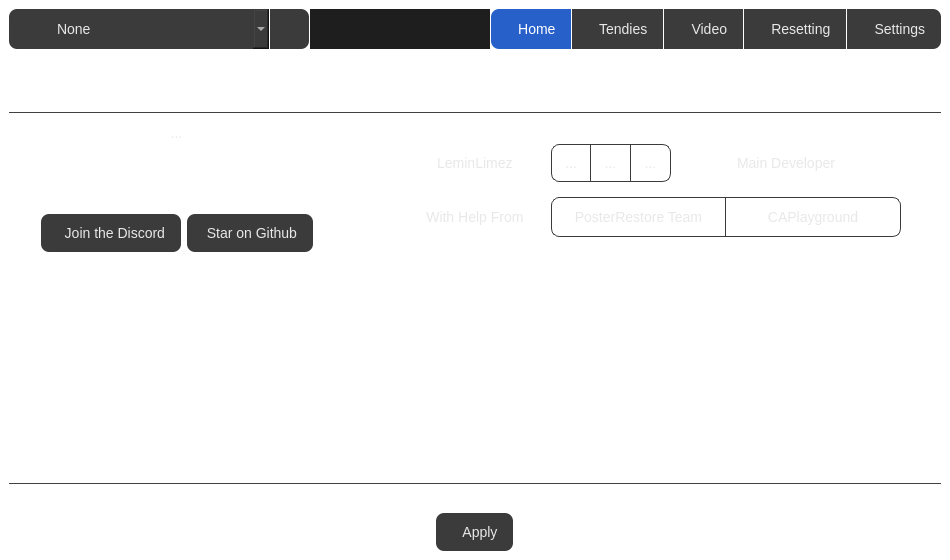
This is mainwindow.ui in leminlimez/Poster-Chef as Qt 5 draws it before an edit. The edited form follows.
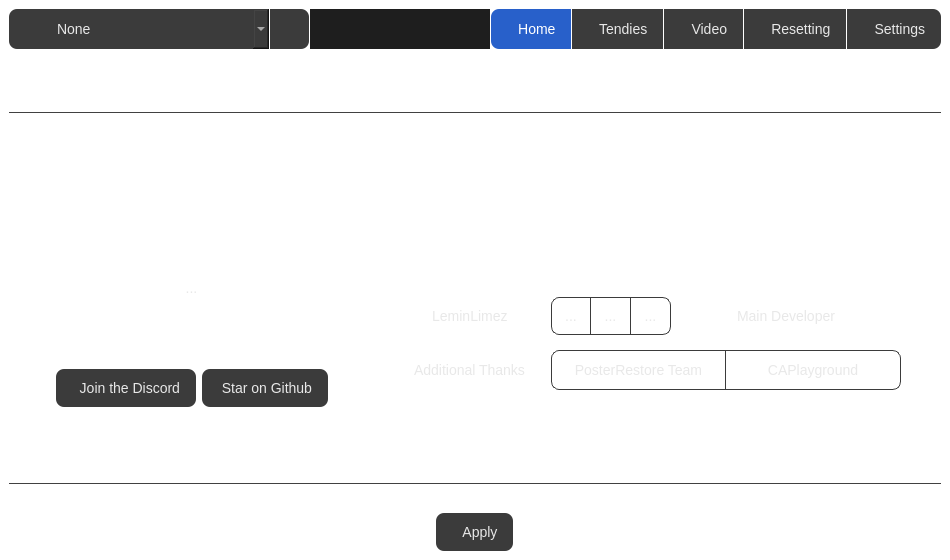
This is the edited form. The open tabs and pages were chosen to show the change. Icons and pictures are not drawn.

Commit message: rebrand to PosterChef + app icon

Patch:
```diff
--- a/mainwindow.ui
+++ b/mainwindow.ui
@@ -11,7 +11,7 @@
    </rect>
   </property>
   <property name="windowTitle">
-   <string>Poster Kitchen</string>
+   <string>Poster Chef</string>
   </property>
   <property name="styleSheet">
    <string notr="true">QWidget {
@@ -877,7 +877,7 @@
        <item>
         <widget class="QStackedWidget" name="pages">
          <property name="currentIndex">
-          <number>4</number>
+          <number>0</number>
          </property>
          <widget class="QWidget" name="homePage">
           <layout class="QVBoxLayout" name="verticalLayout_5">
@@ -1021,6 +1021,19 @@
              </property>
             </widget>
            </item>
+           <item>
+            <spacer name="verticalSpacer_7">
+             <property name="orientation">
+              <enum>Qt::Vertical</enum>
+             </property>
+             <property name="sizeHint" stdset="0">
+              <size>
+               <width>20</width>
+               <height>40</height>
+              </size>
+             </property>
+            </spacer>
+           </item>
            <item>
             <widget class="QWidget" name="widget" native="true">
              <layout class="QHBoxLayout" name="horizontalLayout_9">
@@ -1089,13 +1102,14 @@
                          <property name="minimumSize">
                           <size>
                            <width>0</width>
-                           <height>35</height>
+                           <height>37</height>
                           </size>
                          </property>
                          <property name="styleSheet">
                           <string notr="true">QToolButton {
 	background-color: transparent;
 	padding: 0px;
+	padding-top: 2px;
 }</string>
                          </property>
                          <property name="text">
@@ -1103,11 +1117,11 @@
                          </property>
                          <property name="icon">
                           <iconset resource="resources.qrc">
-                           <normaloff>:/icon/wallpaper.svg</normaloff>:/icon/wallpaper.svg</iconset>
+                           <normaloff>:/credits/big_chef.png</normaloff>:/credits/big_chef.png</iconset>
                          </property>
                          <property name="iconSize">
                           <size>
-                           <width>150</width>
+                           <width>200</width>
                            <height>200</height>
                           </size>
                          </property>
@@ -1130,7 +1144,7 @@
 }</string>
                       </property>
                       <property name="text">
-                       <string notr="true">Poster Kitchen</string>
+                       <string notr="true">Poster Chef</string>
                       </property>
                       <property name="alignment">
                        <set>Qt::AlignCenter</set>
@@ -1281,19 +1295,6 @@
                     <property name="bottomMargin">
                      <number>0</number>
                     </property>
-                    <item>
-                     <spacer name="horizontalSpacer_7">
-                      <property name="orientation">
-                       <enum>Qt::Horizontal</enum>
-                      </property>
-                      <property name="sizeHint" stdset="0">
-                       <size>
-                        <width>40</width>
-                        <height>20</height>
-                       </size>
-                      </property>
-                     </spacer>
-                    </item>
                     <item>
                      <widget class="QToolButton" name="leminBtn">
                       <property name="enabled">
@@ -1301,7 +1302,7 @@
                       </property>
                       <property name="minimumSize">
                        <size>
-                        <width>160</width>
+                        <width>170</width>
                         <height>35</height>
                        </size>
                       </property>
@@ -1514,19 +1515,6 @@
                     <property name="bottomMargin">
                      <number>0</number>
                     </property>
-                    <item>
-                     <spacer name="horizontalSpacer_8">
-                      <property name="orientation">
-                       <enum>Qt::Horizontal</enum>
-                      </property>
-                      <property name="sizeHint" stdset="0">
-                       <size>
-                        <width>40</width>
-                        <height>20</height>
-                       </size>
-                      </property>
-                     </spacer>
-                    </item>
                     <item>
                      <widget class="QToolButton" name="helpFromBtn">
                       <property name="enabled">
@@ -1534,7 +1522,7 @@
                       </property>
                       <property name="minimumSize">
                        <size>
-                        <width>160</width>
+                        <width>170</width>
                         <height>35</height>
                        </size>
                       </property>
@@ -1545,7 +1533,7 @@
 }</string>
                       </property>
                       <property name="text">
-                       <string>  With Help From</string>
+                       <string>  Additional Thanks</string>
                       </property>
                       <property name="icon">
                        <iconset resource="resources.qrc">
@@ -1668,7 +1656,7 @@
            <item>
             <widget class="QLabel" name="appVersionLbl">
              <property name="text">
-              <string extracomment="Leave %VERSION %BETATAG the same">Poster Kitchen - Version 0.1 beta 1</string>
+              <string extracomment="Leave %VERSION %BETATAG the same">Poster Chef - Version 0.1 beta 1</string>
              </property>
              <property name="alignment">
               <set>Qt::AlignRight|Qt::AlignTrailing|Qt::AlignVCenter</set>
```
The commit also changes 6 other files.
